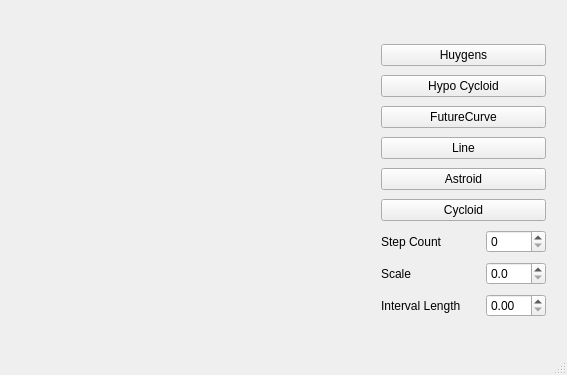
Old version of the form mainwindow.ui in the repository sprouse9/QtCurves2.
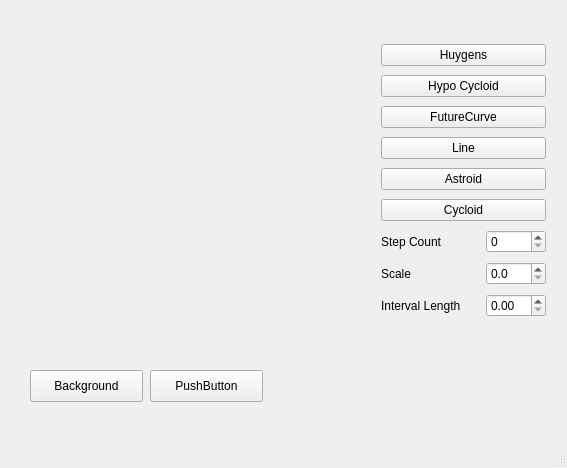
New version of the form. Custom widgets are drawn as their Qt base class.

Commit message: Added Color Dialog box, but getting error when closing program

```diff
--- a/mainwindow.ui
+++ b/mainwindow.ui
@@ -7,7 +7,7 @@
     <x>0</x>
     <y>0</y>
     <width>567</width>
-    <height>375</height>
+    <height>468</height>
    </rect>
   </property>
   <property name="windowTitle">
@@ -20,10 +20,36 @@
       <x>10</x>
       <y>10</y>
       <width>361</width>
-      <height>371</height>
+      <height>331</height>
      </rect>
     </property>
    </widget>
+   <widget class="QPushButton" name="btnBackgroundColor">
+    <property name="geometry">
+     <rect>
+      <x>30</x>
+      <y>370</y>
+      <width>113</width>
+      <height>32</height>
+     </rect>
+    </property>
+    <property name="text">
+     <string>Background</string>
+    </property>
+   </widget>
+   <widget class="QPushButton" name="btnLineColor">
+    <property name="geometry">
+     <rect>
+      <x>150</x>
+      <y>370</y>
+      <width>113</width>
+      <height>32</height>
+     </rect>
+    </property>
+    <property name="text">
+     <string>PushButton</string>
+    </property>
+   </widget>
    <widget class="QWidget" name="">
     <property name="geometry">
      <rect>
```
The commit also changes 3 other files.
